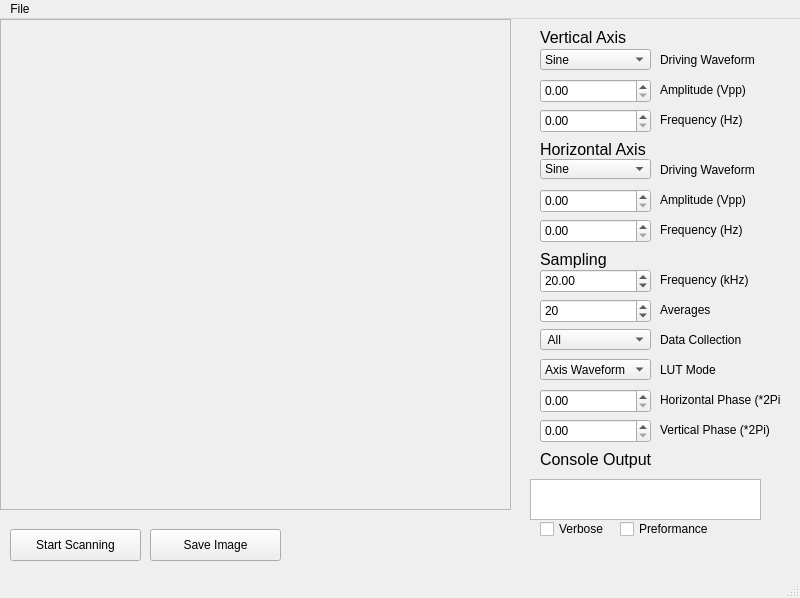
This is Version 2.0/Software/Main/QT Application v4/Testbench.ui in Eblanken/Prakash_AWESEM as Qt 5 draws it before an edit. The edited form follows.
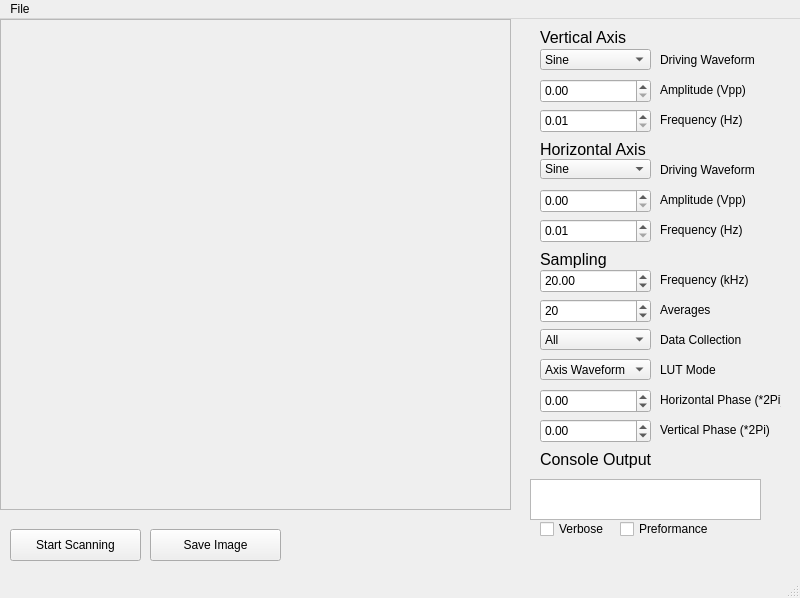
This is the edited form.

The edit to the form file:
```diff
--- a/Version 2.0/Software/Main/QT Application v4/Testbench.ui
+++ b/Version 2.0/Software/Main/QT Application v4/Testbench.ui
@@ -45,6 +45,15 @@
     <property name="keyboardTracking">
      <bool>false</bool>
     </property>
+    <property name="minimum">
+     <double>0.010000000000000</double>
+    </property>
+    <property name="singleStep">
+     <double>0.010000000000000</double>
+    </property>
+    <property name="value">
+     <double>0.010000000000000</double>
+    </property>
    </widget>
    <widget class="QDoubleSpinBox" name="Horizontal_Frequency_Spinbox">
     <property name="geometry">
@@ -58,6 +67,9 @@
     <property name="keyboardTracking">
      <bool>false</bool>
     </property>
+    <property name="minimum">
+     <double>0.010000000000000</double>
+    </property>
     <property name="maximum">
      <double>99.000000000000000</double>
     </property>
@@ -378,8 +390,11 @@
     <property name="keyboardTracking">
      <bool>false</bool>
     </property>
+    <property name="minimum">
+     <double>-0.500000000000000</double>
+    </property>
     <property name="maximum">
-     <double>1.000000000000000</double>
+     <double>0.500000000000000</double>
     </property>
     <property name="singleStep">
      <double>0.010000000000000</double>
@@ -483,8 +498,11 @@
     <property name="keyboardTracking">
      <bool>false</bool>
     </property>
+    <property name="minimum">
+     <double>-0.500000000000000</double>
+    </property>
     <property name="maximum">
-     <double>1.000000000000000</double>
+     <double>0.500000000000000</double>
     </property>
     <property name="singleStep">
      <double>0.010000000000000</double>
@@ -556,7 +574,7 @@
     </property>
     <item>
      <property name="text">
-      <string> All</string>
+      <string>All</string>
      </property>
     </item>
     <item>
```
Left out of the diff: 2 changed lines with no effect on the pictures.
